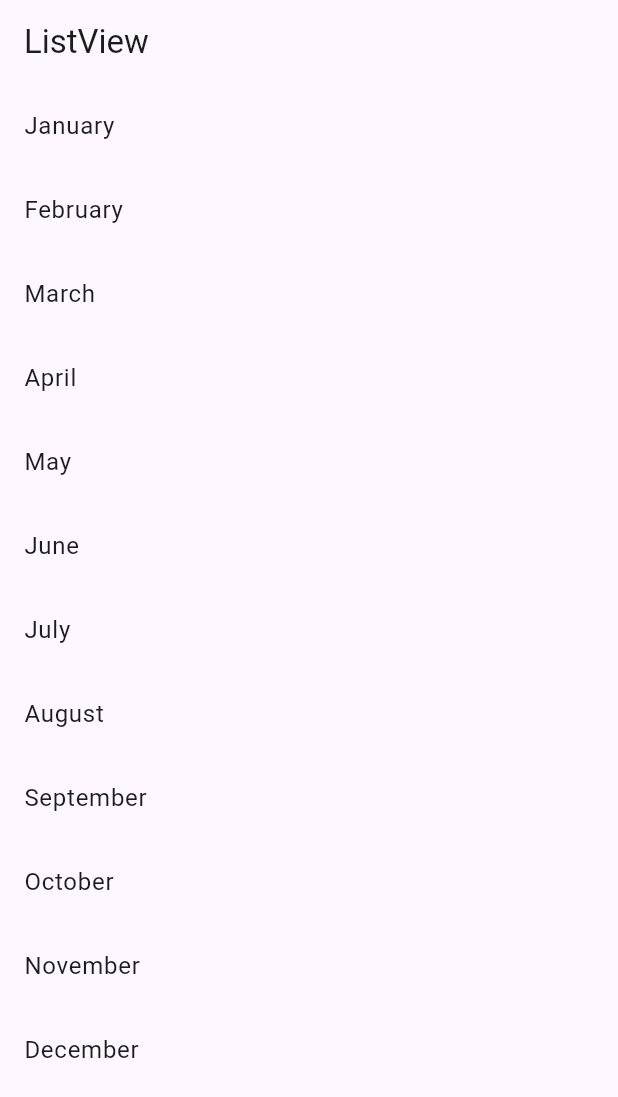
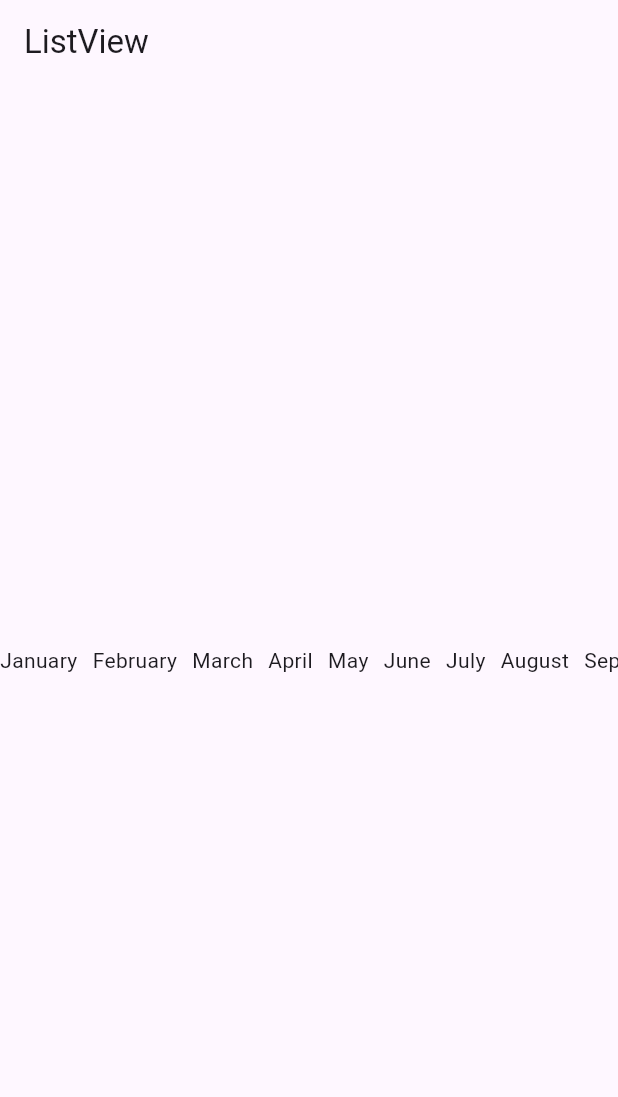
Before and after one commit to saebyeokjang/Flutter, a Flutter app: the screen it shows after launch, on a phone screen of 412 x 824 dp. Shown: the top 1097 px of the screen. Run offline on Flutter 3.47's test engine with Material 3 defaults, Android fonts, the phone set to English and light mode, and no system bars; our stand-ins replace google_fonts.

Commit message:
MyListView에서 항목을 수평으로 표시하도록 수정

```diff
--- a/list_navigation/lib/my_list_view.dart
+++ b/list_navigation/lib/my_list_view.dart
@@ -1,4 +1,5 @@
 import 'package:flutter/material.dart';
+import 'package:flutter/rendering.dart';
 
 class ListDataItems {
   final List<String> monthItems = [
@@ -29,10 +30,14 @@ class MyListView extends StatelessWidget {
         title: const Text('ListView'),
       ),
       body: ListView.builder(
+        scrollDirection: Axis.horizontal,
         itemCount: item.monthItems.length,
         itemBuilder: (context, index) {
-          return ListTile(
-            title: Text(item.monthItems[index]),
+          return Row(
+            children: [
+              Text(item.monthItems[index]),
+              const SizedBox(width: 10),
+            ],
           );
         },
       ),
```
